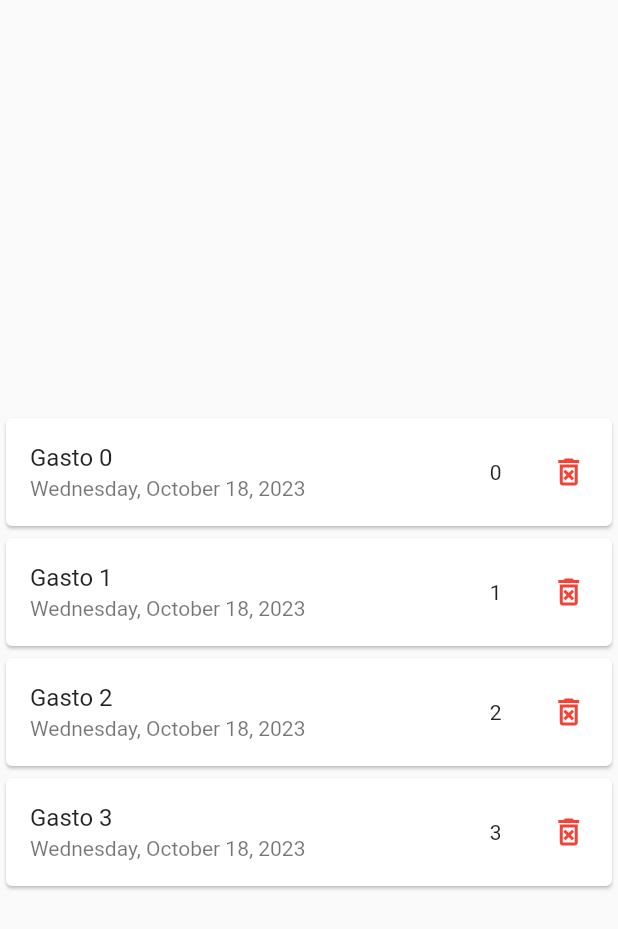
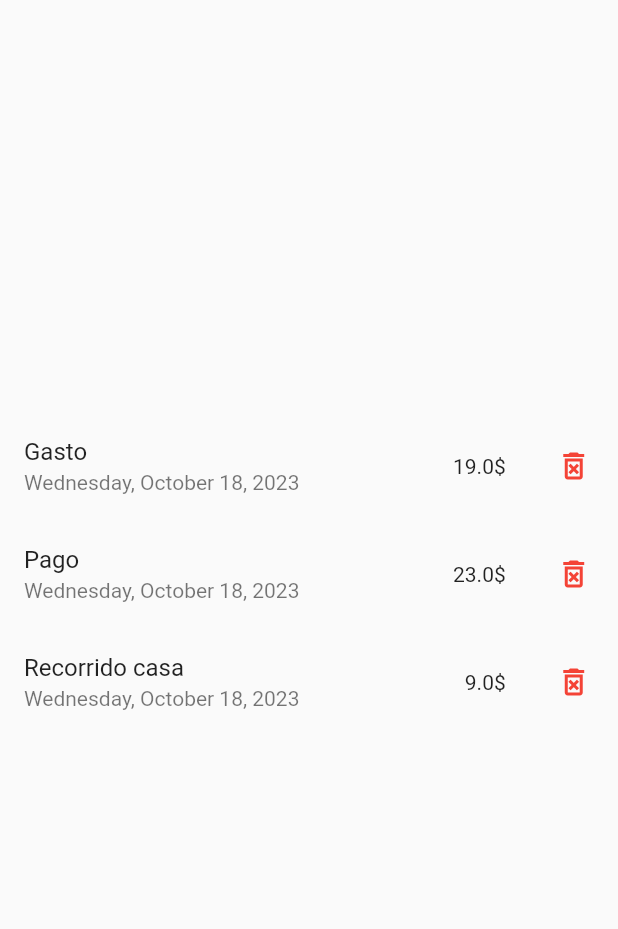
Before and after one commit to Nehemias-Munoz/expense_tracker-Flutter, a Flutter app: the screen it shows after launch, on a phone screen of 412 x 824 dp. Shown: the top 929 px of the screen. Run offline on Flutter 3.47's test engine with Material 2 defaults, Android fonts, the phone set to English and light mode, and no system bars.

```diff
--- a/lib/models/expense_model.dart
+++ b/lib/models/expense_model.dart
@@ -1,6 +1,9 @@
+import 'package:intl/intl.dart';
 import 'package:uuid/uuid.dart';
 
 const uuid = Uuid();
+
+final formatter = DateFormat.yMMMMEEEEd();
 
 enum Category { viaje, otro, trabajo, sueldo }
 
@@ -17,4 +20,8 @@ class ExpenseModel {
     required this.date,
     required this.category,
   }) : id = uuid.v1();
+
+  String get formattedDate {
+    return formatter.format(date);
+  }
 }
--- a/lib/views/home_view.dart
+++ b/lib/views/home_view.dart
@@ -1,3 +1,6 @@
+import 'dart:math';
+
+import 'package:expense_tracker/models/expense_model.dart';
 import 'package:expense_tracker/views/widgets/expenses_list.dart';
 import 'package:flutter/material.dart';
 
@@ -6,13 +9,32 @@ class HomeView extends StatelessWidget {
 
   @override
   Widget build(BuildContext context) {
+    List<ExpenseModel> expenses = [
+      ExpenseModel(
+          title: "Gasto",
+          amount: 19.0,
+          date: DateTime.now(),
+          category: Category.otro),
+      ExpenseModel(
+          title: "Pago",
+          amount: 23.0,
+          date: DateTime.now(),
+          category: Category.sueldo),
+      ExpenseModel(
+          title: "Recorrido casa",
+          amount: 9.0,
+          date: DateTime.now(),
+          category: Category.viaje),
+    ];
     return Scaffold(
       body: Column(
         children: [
           Expanded(flex: 2, child: Center()),
           Expanded(
             flex: 4,
-            child: ExpensesList(),
+            child: ExpensesList(
+              expenses: expenses,
+            ),
           ),
         ],
       ),
--- /dev/null
+++ b/lib/views/widgets/expense_item.dart
@@ -0,0 +1,45 @@
+import 'package:flutter/material.dart';
+
+class ExpenseItem extends StatelessWidget {
+  const ExpenseItem(
+      {super.key,
+      required this.title,
+      required this.date,
+      required this.amount});
+
+  final String title;
+  final String date;
+  final double amount;
+  @override
+  Widget build(BuildContext context) {
+    return Container(
+      child: Row(
+        children: [
+          Expanded(
+            flex: 6,
+            child: ListTile(
+              title: Text(title),
+              trailing: Text('$amount\$'),
+              subtitle: Text(date),
+            ),
+          ),
+          Expanded(
+            flex: 1,
+            child: IconButton(
+              color: Colors.red,
+              onPressed: () {
+                showDialog(
+                  context: context,
+                  builder: (_) => AlertDialog(
+                      title: Text("Seguro desea eliminar?"),
+                      actions: [Text("Cancelar"), Text("Eliminar")]),
+                );
+              },
+              icon: const Icon(Icons.delete_forever_outlined),
+            ),
+          )
+        ],
+      ),
+    );
+  }
+}
--- a/lib/views/widgets/expenses_list.dart
+++ b/lib/views/widgets/expenses_list.dart
@@ -1,44 +1,19 @@
+import 'package:expense_tracker/models/expense_model.dart';
+import 'package:expense_tracker/views/widgets/expense_item.dart';
 import 'package:flutter/material.dart';
-import 'package:intl/intl.dart';
 
 class ExpensesList extends StatelessWidget {
-  const ExpensesList({super.key});
-
+  const ExpensesList({super.key, required this.expenses});
+  final List<ExpenseModel> expenses;
   @override
   Widget build(BuildContext context) {
     return Container(
       child: ListView.builder(
-        itemCount: 4,
-        itemBuilder: (context, index) => Card(
-          child: Row(
-            children: [
-              Expanded(
-                flex: 6,
-                child: ListTile(
-                  title: Text("Gasto $index"),
-                  trailing: Text(index.toString()),
-                  subtitle: Text(DateFormat.yMMMMEEEEd()
-                      .format(DateTime.now())
-                      .toString()),
-                ),
-              ),
-              Expanded(
-                flex: 1,
-                child: IconButton(
-                  color: Colors.red,
-                  onPressed: () {
-                    showDialog(
-                      context: context,
-                      builder: (_) => AlertDialog(
-                          title: Text("Seguro desea eliminar?"),
-                          actions: [Text("Cancelar"), Text("Eliminar")]),
-                    );
-                  },
-                  icon: const Icon(Icons.delete_forever_outlined),
-                ),
-              )
-            ],
-          ),
+        itemCount: expenses.length,
+        itemBuilder: (context, i) => ExpenseItem(
+          title: expenses[i].title,
+          amount: expenses[i].amount,
+          date: expenses[i].formattedDate,
         ),
       ),
     );
```
